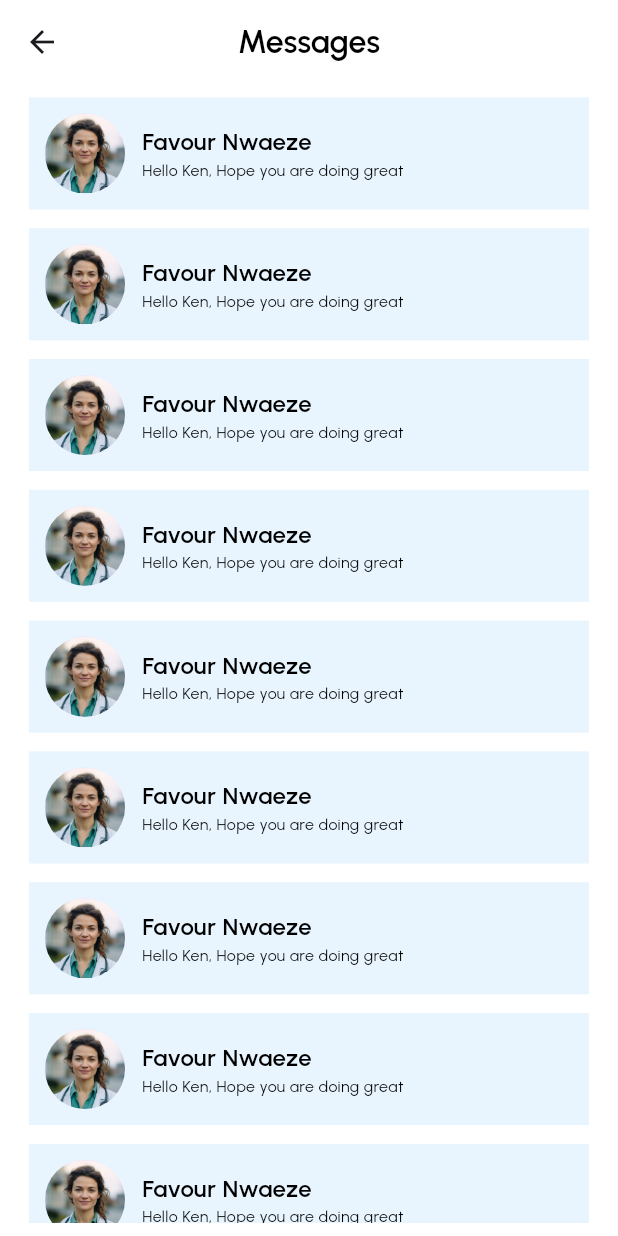
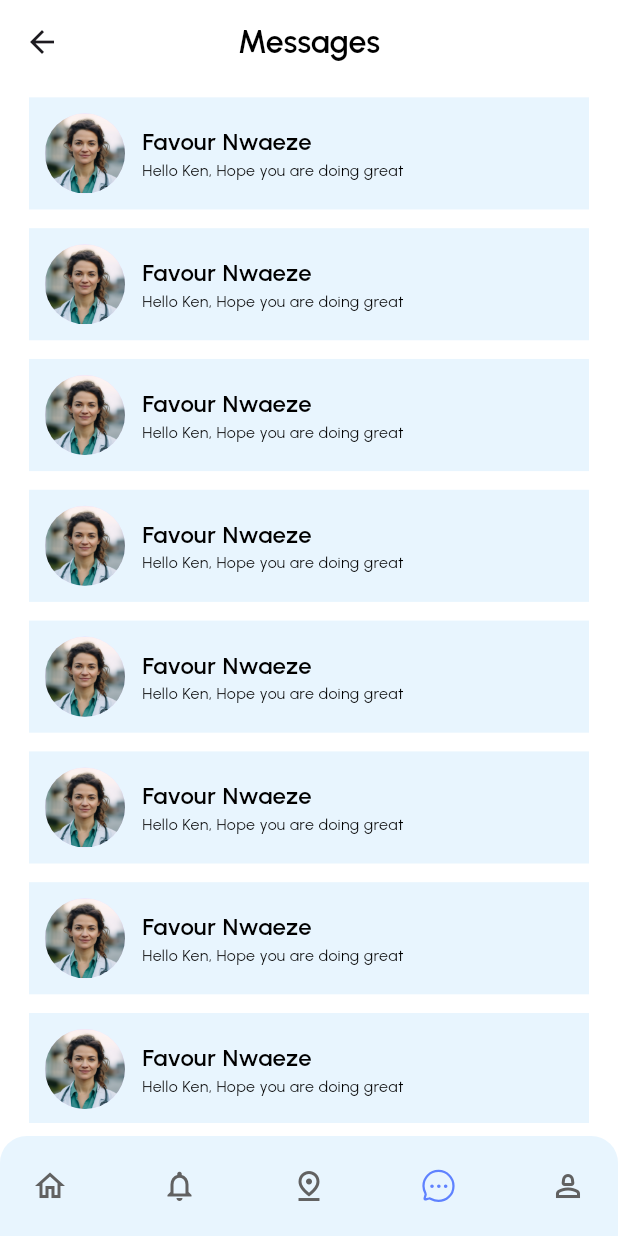
Before and after one commit to bdCalling-Sdt-hub/wyndok, a Flutter app: the ChatListScreen screen opened by its route, on a phone screen of 412 x 824 dp. Run offline on Flutter 3.47's test engine with Material 3 defaults, Android fonts, the phone set to English and light mode, and no system bars; our stand-ins replace flutter_local_notifications, flutter_screenutil, flutter_svg, fluttertoast, get, google_fonts and 6 more; accounts and stored records are empty.

Commit message:
messaging done

```diff
--- a/lib/controllers/patients/message_controller.dart
+++ b/lib/controllers/patients/message_controller.dart
@@ -9,11 +9,11 @@ class MessageController extends GetxController {
 
   List messages = [
     ChatMessageModel(
-        image: AppImages.profile, text: "hello", isMe: false, time: "9:30"),
+        image: AppImages.doctorSarah, text: "hello", isMe: false, time: "9:30"),
     ChatMessageModel(
         image: AppImages.profile, text: "hello", isMe: true, time: "9:30"),
     ChatMessageModel(
-        image: AppImages.profile, text: "hello", isMe: false, time: "9:30")
+        image: AppImages.doctorSarah, text: "hello", isMe: false, time: "9:30")
   ];
 
   ScrollController scrollController = ScrollController();
--- a/lib/view/common_widgets/bottom nav bar/navbar.dart
+++ b/lib/view/common_widgets/bottom nav bar/navbar.dart
@@ -96,7 +96,7 @@ class _CustomBottomNavBarState extends State<CustomBottomNavBar> {
       }
     } else if (index == 3) {
       if (!(widget.currentIndex == 3)) {
-        Get.toNamed(AppRoutes.patientsHome);
+        Get.toNamed(AppRoutes.chat);
       }
     } else if (index == 4) {
       if (!(widget.currentIndex == 4)) {
--- a/lib/view/screen/no_role/splash/splash_screen.dart
+++ b/lib/view/screen/no_role/splash/splash_screen.dart
@@ -19,7 +19,7 @@ class _SplashScreenState extends State<SplashScreen> {
   void initState() {
     Future.delayed(
       const Duration(seconds: 3),
-      () => Get.toNamed(AppRoutes.chat),
+      () => Get.toNamed(AppRoutes.onboarding),
     );
     super.initState();
   }
--- a/lib/view/screen/patients/message/chat_screen.dart
+++ b/lib/view/screen/patients/message/chat_screen.dart
@@ -6,6 +6,7 @@ import 'package:wyndok/utils/app_images.dart';
 import 'package:wyndok/view/common_widgets/appbar_icon/appbar.dart';
 import 'package:wyndok/view/screen/patients/message/widget/chat_list_item.dart';
 
+import '../../../common_widgets/bottom nav bar/navbar.dart';
 import '../../../common_widgets/text/custom_text.dart';
 
 class ChatListScreen extends StatelessWidget {
@@ -36,6 +37,10 @@ class ChatListScreen extends StatelessWidget {
             );
           },
         ),
-        ));
+      ),
+      bottomNavigationBar: const CustomBottomNavBar(
+        currentIndex: 3,
+      ),
+    );
   }
 }
```
Lines whose indentation alone changed are shown as unchanged.
